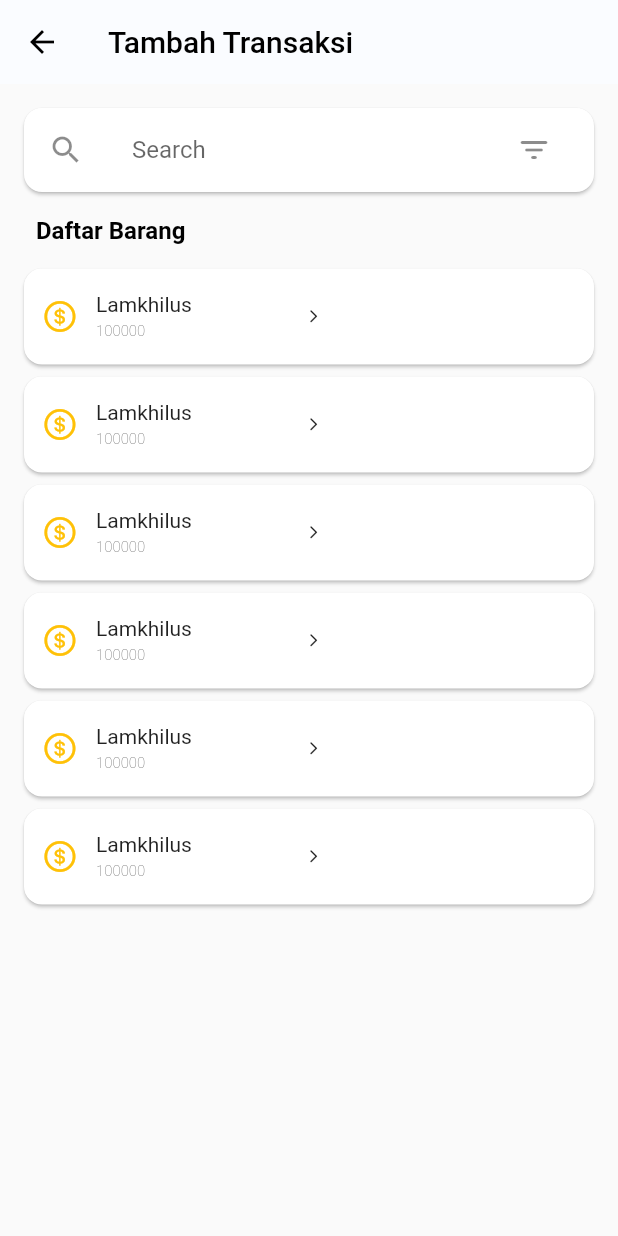
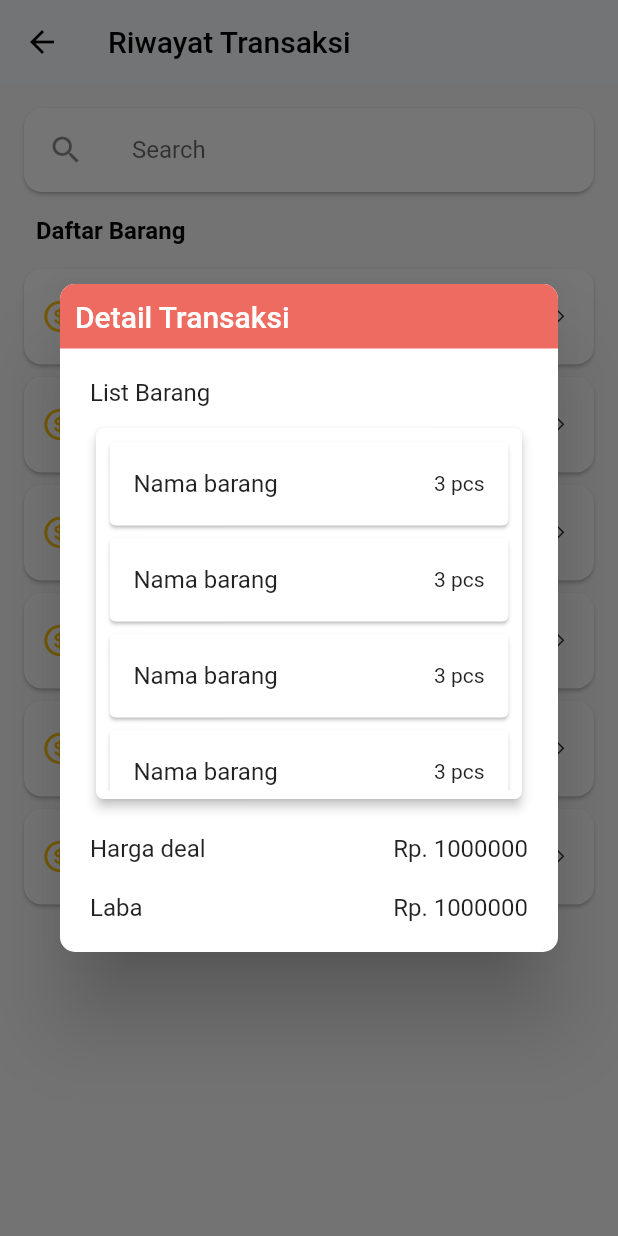
Before and after one commit to lamkhil/widuri, a Flutter app: the RiwayatTransaksi screen opened directly, after a tap on the "arrow forward ios" icon, on a phone screen of 412 x 824 dp. Run offline on Flutter 3.47's test engine with Material 2 defaults, Android fonts, the phone set to English and light mode, and no system bars; our stand-ins replace cloud_firestore, firebase_auth, firebase_core, firebase_storage, fl_chart, flutter_spinkit and 5 more; missing offline and left inert: excel, translator, universal_html; accounts and stored records are empty; Roboto replaces fonts that are missing (RobotoMono).

Commit message:
-update riwayat transaksi

```diff
--- a/lib/views/Widget/card_riwayat.dart
+++ b/lib/views/Widget/card_riwayat.dart
@@ -4,6 +4,9 @@ import 'package:get/get.dart';
 import 'package:widuri/colors.dart';
 import 'package:widuri/controller/c_transaksi.dart';
 import 'package:widuri/views/Widget/popup_barang.dart';
+import 'package:widuri/views/Widget/popup_riwayat.dart';
+
+import 'notif_popup.dart';
 
 class CardRiwayat extends StatelessWidget {
   CardRiwayat(
@@ -69,16 +72,22 @@ class CardRiwayat extends StatelessWidget {
                       ],
                     ),
                     Container(
-                      width: w * 0.45,
                       child: Row(
-                        mainAxisAlignment: MainAxisAlignment.spaceBetween,
+                        mainAxisAlignment: MainAxisAlignment.start,
                         children: [
+                          Container(
+                            child: Text("27-Feb-2021",
+                            style: TextStyle(
+                              fontSize: 14,
+                            ),
+                            ),
+                          ),
                               Container(
                                 width: w * 0.05,
                                 child: FittedBox(
                                   child: IconButton(
                                     onPressed: () {
-
+                                      HistoryBuildShowDialog(context);
                                     },
                                     icon: Icon(Icons.arrow_forward_ios_rounded),
                                   ),
--- /dev/null
+++ b/lib/views/Widget/popup_riwayat.dart
@@ -0,0 +1,98 @@
+import 'package:flutter/cupertino.dart';
+import 'package:flutter/material.dart';
+import 'package:get/get.dart';
+
+import '../../colors.dart';
+import '../../gambar.dart';
+import '../notif_screen.dart';
+
+Future<dynamic> HistoryBuildShowDialog(BuildContext context) {
+  return showDialog(
+      context: context,
+      builder: (BuildContext context) {
+        var w = MediaQuery.of(context).size.width;
+        var h = MediaQuery.of(context).size.height;
+        return AlertDialog(
+          titlePadding: EdgeInsets.zero,
+          contentPadding: EdgeInsets.zero,
+          shape: RoundedRectangleBorder(
+            borderRadius: BorderRadius.circular(10)
+          ),
+          scrollable: true,
+          title: Container(
+            padding: EdgeInsets.fromLTRB(10, 10, 10, 10),
+            decoration: BoxDecoration(
+              borderRadius: BorderRadius.only(topRight: Radius.circular(10), topLeft: Radius.circular(10)),
+              color: primaryColor,
+            ),
+            child: Row(
+              mainAxisAlignment: MainAxisAlignment.spaceBetween,
+              children: [
+                Text(
+                  'Detail Transaksi',
+                  style: TextStyle(
+                      fontFamily: 'Roboto',
+                      fontSize: 20.0,
+                      color: Colors.white),
+                ),
+              ],
+            ),
+          ),
+          content: Container(
+            padding: EdgeInsets.all(20),
+            child: Column(
+              crossAxisAlignment: CrossAxisAlignment.start,
+              children: [
+                Text("List Barang"),
+                SizedBox(
+                  height: 10,
+                ),
+                Card(
+                  elevation: 3,
+                  shape: RoundedRectangleBorder(
+                    borderRadius: BorderRadius.circular(5),
+                  ),
+                  child: Container(
+                    height: h*0.3,
+                    width: w,
+                    padding: EdgeInsets.all(5),
+                    child: ListView.builder(
+                      shrinkWrap: true,
+                      itemCount: 6,
+                      itemBuilder: (context, index){
+                        return Card(
+                          child: ListTile(
+                            title: Text("Nama barang"),
+                            trailing: Text("3 pcs"),
+                          ),
+                        );
+                      },
+                    ),
+                  )
+                ),
+                SizedBox(
+                  height: 20,
+                ),
+                Row(
+                  mainAxisAlignment: MainAxisAlignment.spaceBetween,
+                  children: [
+                    Text("Harga deal"),
+                    Text("Rp. 1000000"),
+                  ],
+                ),
+                SizedBox(
+                  height: 20,
+                ),
+                Row(
+                  mainAxisAlignment: MainAxisAlignment.spaceBetween,
+                  children: [
+                    Text("Laba"),
+                    Text("Rp. 1000000"),
+                  ],
+                ),
+              ],
+            ),
+          ),
+        );
+      });
+}
--- a/lib/views/home.dart
+++ b/lib/views/home.dart
@@ -167,20 +167,28 @@ class _HomeState extends State<Home> {
                                         width: 3.0,
                                         color: Colors.black,
                                       ),
-                                      Column(
+                                      SizedBox(
+                                        width: w * 0.3,
+                                        child: FittedBox(
+                                          child: Column(
                                             mainAxisAlignment:
                                             MainAxisAlignment.spaceBetween,
                                             children: [
-                                          Text('Keuntungan kamu hari ini'),
+                                              Text(
+                                                'Hasil kamu hari ini',
+                                              ),
                                               Row(
                                                 children: [
                                                   Text('Rp '),
-                                              Obx(() => Text(transaksiController
+                                                  Obx(() => Text(
+                                                      transaksiController
                                                           .keuntunganUser.value
                                                           .toString()))
                                                 ],
                                               )
                                             ],
+                                          ),
+                                        ),
                                       ),
                                     ],
                                   )),
--- a/lib/views/profile_setting.dart
+++ b/lib/views/profile_setting.dart
@@ -1,5 +1,8 @@
 import 'package:flutter/material.dart';
+import 'package:get/get.dart';
 import 'package:widuri/controller/c_user.dart';
+import 'package:widuri/views/Widget/popup_riwayat.dart';
+import 'package:widuri/views/riwayat_transaksi.dart';
 
 import '../colors.dart';
 
@@ -32,6 +35,9 @@ class _ProfileSettingState extends State<ProfileSetting> {
                       fontFamily: 'RobotoMono',
                       color: Colors.black),
                 ),
+                onTap: (){
+                  Get.to(RiwayatTransaksi());
+                },
               ),
               Divider(),
               ListTile(
--- a/lib/views/riwayat_transaksi.dart
+++ b/lib/views/riwayat_transaksi.dart
@@ -16,7 +16,7 @@ class _RiwayatTransaksiState extends State<RiwayatTransaksi> {
         appBar: AppBar(
           backgroundColor: backgroundColor,
           title: Text(
-            'Tambah Transaksi',
+            'Riwayat Transaksi',
             style: TextStyle(color: Colors.black),
           ),
           elevation: 0,
@@ -38,10 +38,6 @@ class _RiwayatTransaksiState extends State<RiwayatTransaksi> {
                     decoration: new InputDecoration(
                         hintText: 'Search', border: InputBorder.none),
                     // onChanged: onSearchTextChanged,
-                  ),
-                  trailing: new IconButton(
-                    icon: new Icon(Icons.filter_list_rounded),
-                    onPressed: () {},
                   ),
                 ),
               ),
```
Lines whose indentation alone changed are shown as unchanged.
